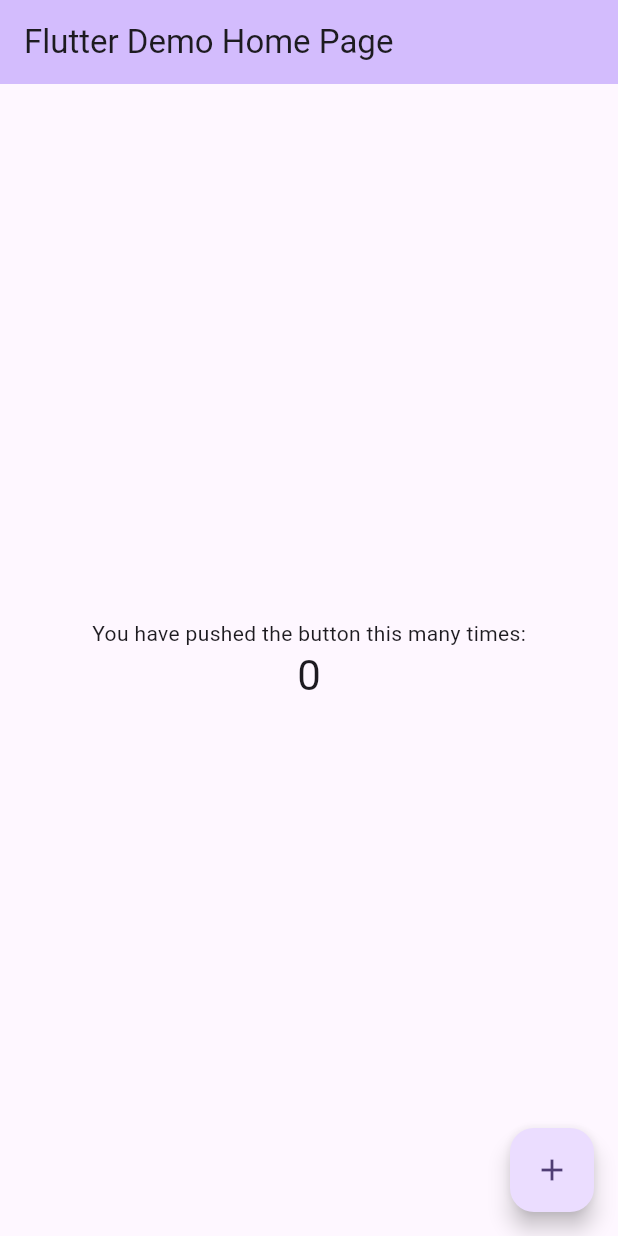
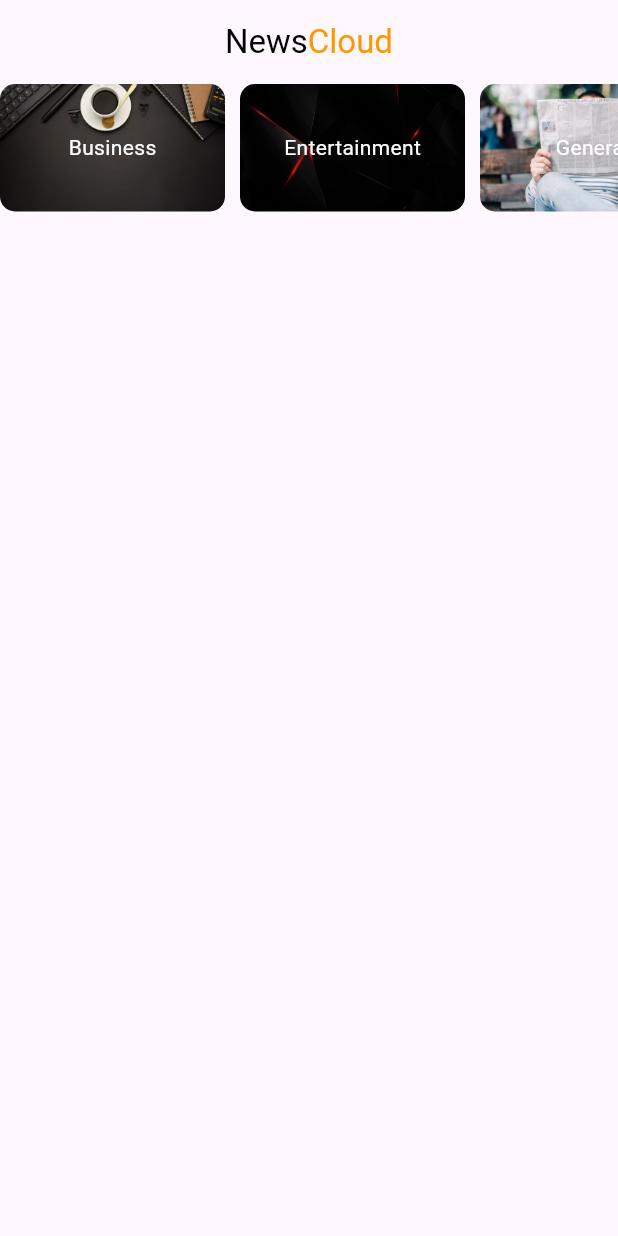
Before and after one commit to ibrahimagdy/News_app, a Flutter app: the screen it shows after launch, on a phone screen of 412 x 824 dp. Run offline on Flutter 3.47's test engine with Material 3 defaults, Android fonts, the phone set to English and light mode, and no system bars.

Commit message:
add categories list view

```diff
--- a/lib/main.dart
+++ b/lib/main.dart
@@ -1,4 +1,5 @@
 import 'package:flutter/material.dart';
+import 'package:news_app/screens/home_screen.dart';
 
 void main() {
   runApp(const MyApp());
@@ -7,119 +8,11 @@ void main() {
 class MyApp extends StatelessWidget {
   const MyApp({super.key});
 
-  // This widget is the root of your application.
   @override
   Widget build(BuildContext context) {
-    return MaterialApp(
-      title: 'Flutter Demo',
-      theme: ThemeData(
-        // This is the theme of your application.
-        //
-        // TRY THIS: Try running your application with "flutter run". You'll see
-        // the application has a purple toolbar. Then, without quitting the app,
-        // try changing the seedColor in the colorScheme below to Colors.green
-        // and then invoke "hot reload" (save your changes or press the "hot
-        // reload" button in a Flutter-supported IDE, or press "r" if you used
-        // the command line to start the app).
-        //
-        // Notice that the counter didn't reset back to zero; the application
-        // state is not lost during the reload. To reset the state, use hot
-        // restart instead.
-        //
-        // This works for code too, not just values: Most code changes can be
-        // tested with just a hot reload.
-        colorScheme: ColorScheme.fromSeed(seedColor: Colors.deepPurple),
-        useMaterial3: true,
-      ),
-      home: const MyHomePage(title: 'Flutter Demo Home Page'),
+    return const MaterialApp(
+      debugShowCheckedModeBanner: false,
+      home: HomeScreen(),
     );
   }
 }
-
-class MyHomePage extends StatefulWidget {
-  const MyHomePage({super.key, required this.title});
-
-  // This widget is the home page of your application. It is stateful, meaning
-  // that it has a State object (defined below) that contains fields that affect
-  // how it looks.
-
-  // This class is the configuration for the state. It holds the values (in this
-  // case the title) provided by the parent (in this case the App widget) and
-  // used by the build method of the State. Fields in a Widget subclass are
-  // always marked "final".
-
-  final String title;
-
-  @override
-  State<MyHomePage> createState() => _MyHomePageState();
-}
-
-class _MyHomePageState extends State<MyHomePage> {
-  int _counter = 0;
-
-  void _incrementCounter() {
-    setState(() {
-      // This call to setState tells the Flutter framework that something has
-      // changed in this State, which causes it to rerun the build method below
-      // so that the display can reflect the updated values. If we changed
-      // _counter without calling setState(), then the build method would not be
-      // called again, and so nothing would appear to happen.
-      _counter++;
-    });
-  }
-
-  @override
-  Widget build(BuildContext context) {
-    // This method is rerun every time setState is called, for instance as done
-    // by the _incrementCounter method above.
-    //
-    // The Flutter framework has been optimized to make rerunning build methods
-    // fast, so that you can just rebuild anything that needs updating rather
-    // than having to individually change instances of widgets.
-    return Scaffold(
-      appBar: AppBar(
-        // TRY THIS: Try changing the color here to a specific color (to
-        // Colors.amber, perhaps?) and trigger a hot reload to see the AppBar
-        // change color while the other colors stay the same.
-        backgroundColor: Theme.of(context).colorScheme.inversePrimary,
-        // Here we take the value from the MyHomePage object that was created by
-        // the App.build method, and use it to set our appbar title.
-        title: Text(widget.title),
-      ),
-      body: Center(
-        // Center is a layout widget. It takes a single child and positions it
-        // in the middle of the parent.
-        child: Column(
-          // Column is also a layout widget. It takes a list of children and
-          // arranges them vertically. By default, it sizes itself to fit its
-          // children horizontally, and tries to be as tall as its parent.
-          //
-          // Column has various properties to control how it sizes itself and
-          // how it positions its children. Here we use mainAxisAlignment to
-          // center the children vertically; the main axis here is the vertical
-          // axis because Columns are vertical (the cross axis would be
-          // horizontal).
-          //
-          // TRY THIS: Invoke "debug painting" (choose the "Toggle Debug Paint"
-          // action in the IDE, or press "p" in the console), to see the
-          // wireframe for each widget.
-          mainAxisAlignment: MainAxisAlignment.center,
-          children: <Widget>[
-            const Text(
-              'You have pushed the button this many times:',
-            ),
-            Text(
-              '$_counter',
-              style: Theme.of(context).textTheme.headlineMedium,
-            ),
-          ],
-        ),
-      ),
-      floatingActionButton: FloatingActionButton(
-        onPressed: _incrementCounter,
-        tooltip: 'Increment',
-        child: const Icon(Icons.add),
-      ), // This trailing comma makes auto-formatting nicer for build methods.
-    );
-  }
-}
--- /dev/null
+++ b/lib/models/category_model.dart
@@ -0,0 +1,6 @@
+class CategoryModel {
+  final String image;
+  final String title;
+
+  CategoryModel({required this.image, required this.title});
+}
--- /dev/null
+++ b/lib/screens/home_screen.dart
@@ -0,0 +1,35 @@
+import 'package:flutter/material.dart';
+import 'package:news_app/widgets/category_list_view.dart';
+
+class HomeScreen extends StatelessWidget {
+  const HomeScreen({super.key});
+
+  @override
+  Widget build(BuildContext context) {
+    return Scaffold(
+      appBar: AppBar(
+        backgroundColor: Colors.transparent,
+        elevation: 0,
+        centerTitle: true,
+        title: const Row(
+          mainAxisSize: MainAxisSize.min,
+          children: [
+            Text(
+              "News",
+              style: TextStyle(color: Colors.black),
+            ),
+            Text(
+              "Cloud",
+              style: TextStyle(color: Colors.orange),
+            ),
+          ],
+        ),
+      ),
+      body: Column(
+        children: [
+          CategoryListView(),
+        ],
+      ),
+    );
+  }
+}
--- /dev/null
+++ b/lib/widgets/category_item.dart
@@ -0,0 +1,28 @@
+import 'package:flutter/material.dart';
+import 'package:news_app/models/category_model.dart';
+
+class CategoryItem extends StatelessWidget {
+  final CategoryModel categoryModel;
+
+  const CategoryItem({super.key, required this.categoryModel});
+
+  @override
+  Widget build(BuildContext context) {
+    return Container(
+      margin: const EdgeInsets.only(right: 10),
+      width: 150,
+      height: 170,
+      decoration: BoxDecoration(
+        borderRadius: BorderRadius.circular(10),
+        image: DecorationImage(
+            image: AssetImage(categoryModel.image), fit: BoxFit.cover),
+      ),
+      child: Center(
+        child: Text(
+          categoryModel.title,
+          style: const TextStyle(color: Colors.white),
+        ),
+      ),
+    );
+  }
+}
--- /dev/null
+++ b/lib/widgets/category_list_view.dart
@@ -0,0 +1,33 @@
+import 'package:flutter/material.dart';
+import 'package:news_app/widgets/category_item.dart';
+
+import '../models/category_model.dart';
+
+class CategoryListView extends StatelessWidget {
+  CategoryListView({super.key});
+
+  final List<CategoryModel> categories = [
+    CategoryModel(image: "assets/images/business.jpg", title: "Business"),
+    CategoryModel(
+        image: "assets/images/entertaiment.jpg", title: "Entertainment"),
+    CategoryModel(image: "assets/images/general.jpg", title: "General"),
+    CategoryModel(image: "assets/images/health.jpg", title: "Health"),
+    CategoryModel(image: "assets/images/science.jpg", title: "Science"),
+    CategoryModel(image: "assets/images/sports.jpg", title: "Sports"),
+    CategoryModel(image: "assets/images/technology.jpg", title: "Technology"),
+  ];
+
+  @override
+  Widget build(BuildContext context) {
+    return SizedBox(
+      height: 85,
+      child: ListView.builder(
+        scrollDirection: Axis.horizontal,
+        itemCount: categories.length,
+        itemBuilder: (context, index) {
+          return CategoryItem(categoryModel: categories[index]);
+        },
+      ),
+    );
+  }
+}
--- a/pubspec.yaml
+++ b/pubspec.yaml
@@ -59,10 +59,8 @@ flutter:
   uses-material-design: true
 
   # To add assets to your application, add an assets section, like this:
-  # assets:
-  #   - images/a_dot_burr.jpeg
-  #   - images/a_dot_ham.jpeg
-
+  assets:
+    - assets/images/
   # An image asset can refer to one or more resolution-specific "variants", see
   # https://flutter.dev/assets-and-images/#resolution-aware
 
```
Also changed, not shown: assets/images/business.jpg (added), assets/images/entertaiment.jpg (added), assets/images/general.jpg (added), assets/images/health.jpg (added), assets/images/science.jpg (added), assets/images/sports.jpg (added), assets/images/technology.jpg (added), 2 other files.
